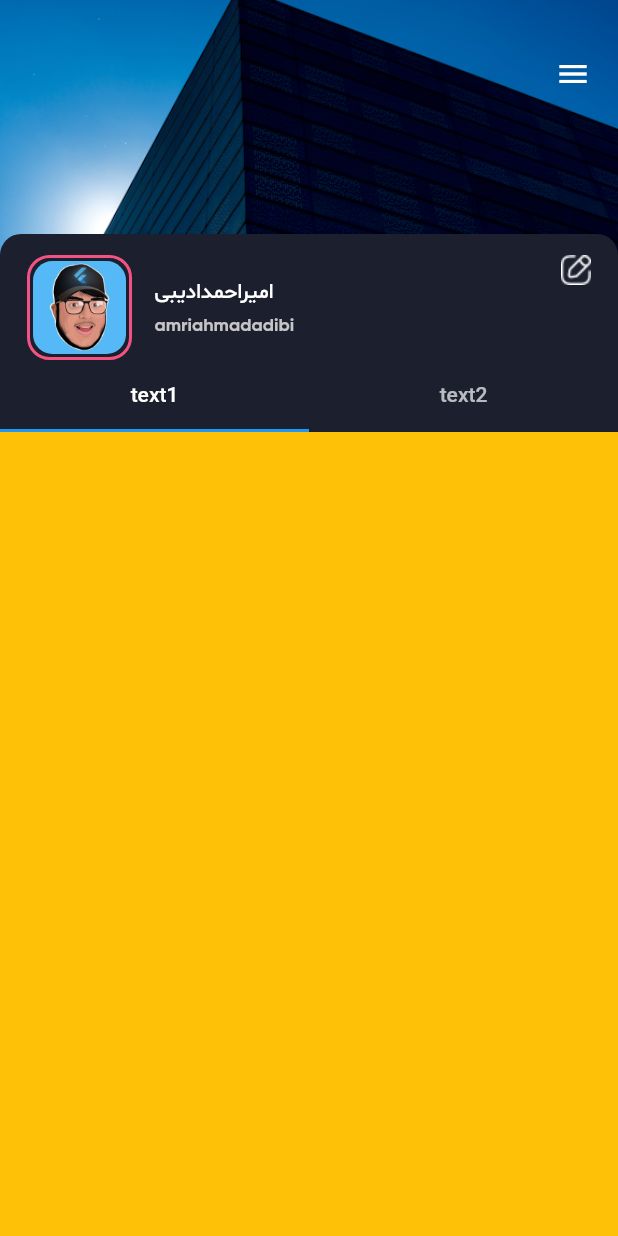
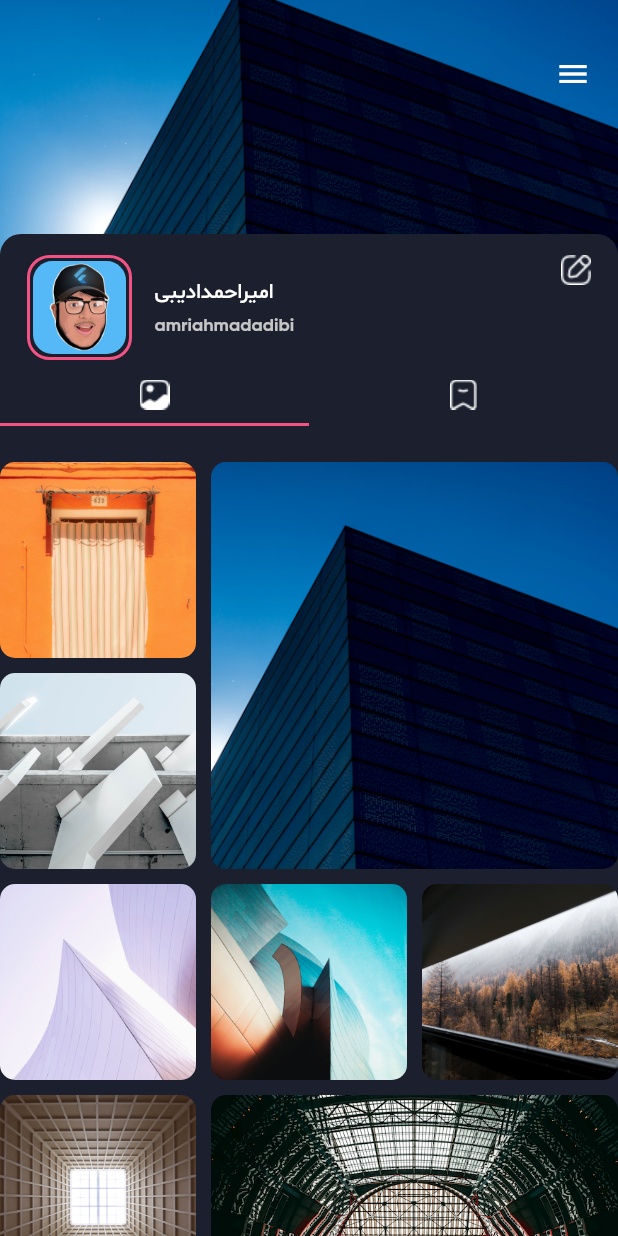
Before and after one commit to amirahmadadibi/instagram_clone, a Flutter app: the screen it shows after launch, on a phone screen of 412 x 824 dp. Run offline on Flutter 3.47's test engine with Material 2 defaults, Android fonts, the phone set to English and light mode, and no system bars; our stand-ins replace dotted_border.

Commit message:
week11 E63 implement post grid and tab icons

```diff
--- a/lib/screens/user_profile_screen.dart
+++ b/lib/screens/user_profile_screen.dart
@@ -1,4 +1,5 @@
 import 'package:flutter/material.dart';
+import 'package:flutter_staggered_grid_view/flutter_staggered_grid_view.dart';
 
 class UserProfileScreen extends StatelessWidget {
   const UserProfileScreen({Key? key}) : super(key: key);
@@ -51,12 +52,15 @@ class UserProfileScreen extends StatelessWidget {
                 floating: true,
                 delegate: TabBarViewDelegate(
                   TabBar(
+                    indicatorPadding: EdgeInsets.only(bottom: 4),
+                    indicatorWeight: 2,
+                    indicatorColor: Color(0xffF35383),
                     tabs: [
                       Tab(
-                        text: 'text1',
+                        icon: Image.asset('images/icon_tab_posts.png'),
                       ),
                       Tab(
-                        text: 'text2',
+                        icon: Image.asset('images/icon_tab_bookmark.png'),
                       ),
                     ],
                   ),
@@ -65,11 +69,79 @@ class UserProfileScreen extends StatelessWidget {
             ];
           },
           body: TabBarView(children: [
-            Container(
-              color: Colors.amber,
+            CustomScrollView(
+              slivers: [
+                SliverPadding(
+                  padding: EdgeInsets.only(top: 20),
+                  sliver: SliverGrid(
+                    delegate: SliverChildBuilderDelegate(((context, index) {
+                      return Container(
+                        decoration: BoxDecoration(
+                          borderRadius: BorderRadius.all(
+                            Radius.circular(10),
+                          ),
+                        ),
+                        child: ClipRRect(
+                          borderRadius: BorderRadius.all(Radius.circular(10)),
+                          child: FittedBox(
+                            fit: BoxFit.cover,
+                            child: Image.asset('images/item$index.png'),
+                          ),
+                        ),
+                      );
+                    }), childCount: 10),
+                    gridDelegate: SliverQuiltedGridDelegate(
+                        crossAxisCount: 3,
+                        mainAxisSpacing: 10,
+                        crossAxisSpacing: 10,
+                        repeatPattern: QuiltedGridRepeatPattern.inverted,
+                        pattern: [
+                          QuiltedGridTile(1, 1),
+                          QuiltedGridTile(2, 2),
+                          QuiltedGridTile(1, 1),
+                          QuiltedGridTile(1, 1),
+                          QuiltedGridTile(1, 1),
+                        ]),
+                  ),
+                )
+              ],
             ),
-            Container(
-              color: Colors.green,
+            CustomScrollView(
+              slivers: [
+                SliverPadding(
+                  padding: EdgeInsets.only(top: 20),
+                  sliver: SliverGrid(
+                    delegate: SliverChildBuilderDelegate(((context, index) {
+                      return Container(
+                        decoration: BoxDecoration(
+                          borderRadius: BorderRadius.all(
+                            Radius.circular(10),
+                          ),
+                        ),
+                        child: ClipRRect(
+                          borderRadius: BorderRadius.all(Radius.circular(10)),
+                          child: FittedBox(
+                            fit: BoxFit.cover,
+                            child: Image.asset('images/item$index.png'),
+                          ),
+                        ),
+                      );
+                    }), childCount: 10),
+                    gridDelegate: SliverQuiltedGridDelegate(
+                        crossAxisCount: 3,
+                        mainAxisSpacing: 10,
+                        crossAxisSpacing: 10,
+                        repeatPattern: QuiltedGridRepeatPattern.inverted,
+                        pattern: [
+                          QuiltedGridTile(1, 1),
+                          QuiltedGridTile(2, 2),
+                          QuiltedGridTile(1, 1),
+                          QuiltedGridTile(1, 1),
+                          QuiltedGridTile(1, 1),
+                        ]),
+                  ),
+                )
+              ],
             ),
           ]),
         ),
```
Also changed, not shown: images/icon_tab_bookmark.png (added), images/icon_tab_posts.png (added).
